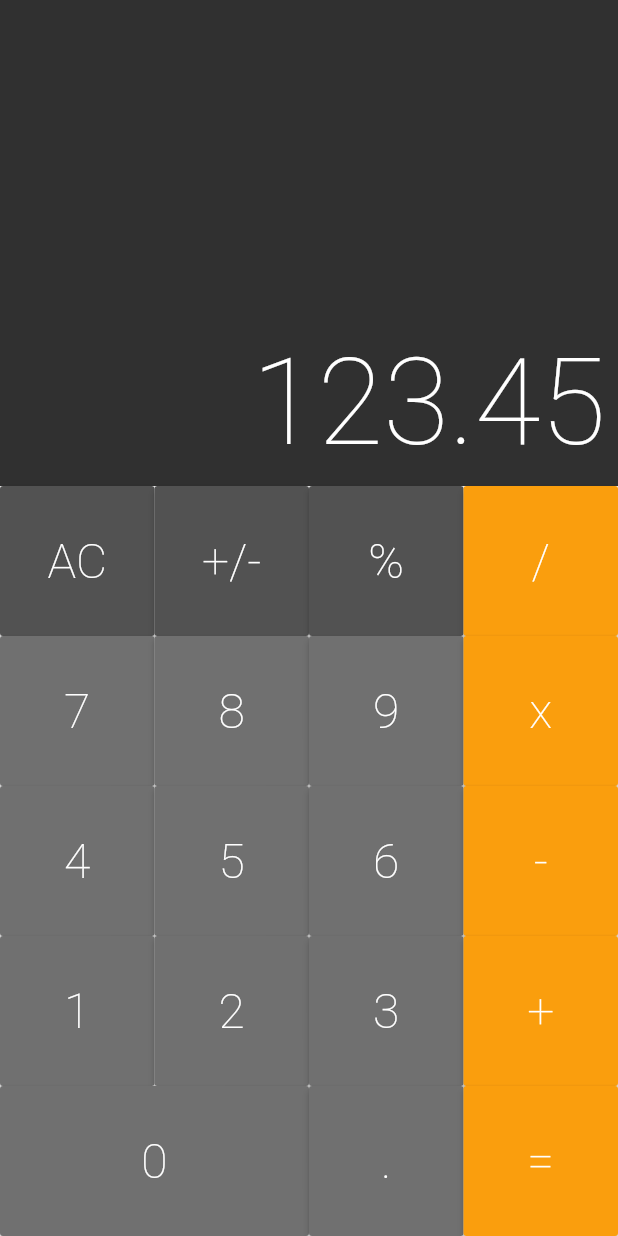
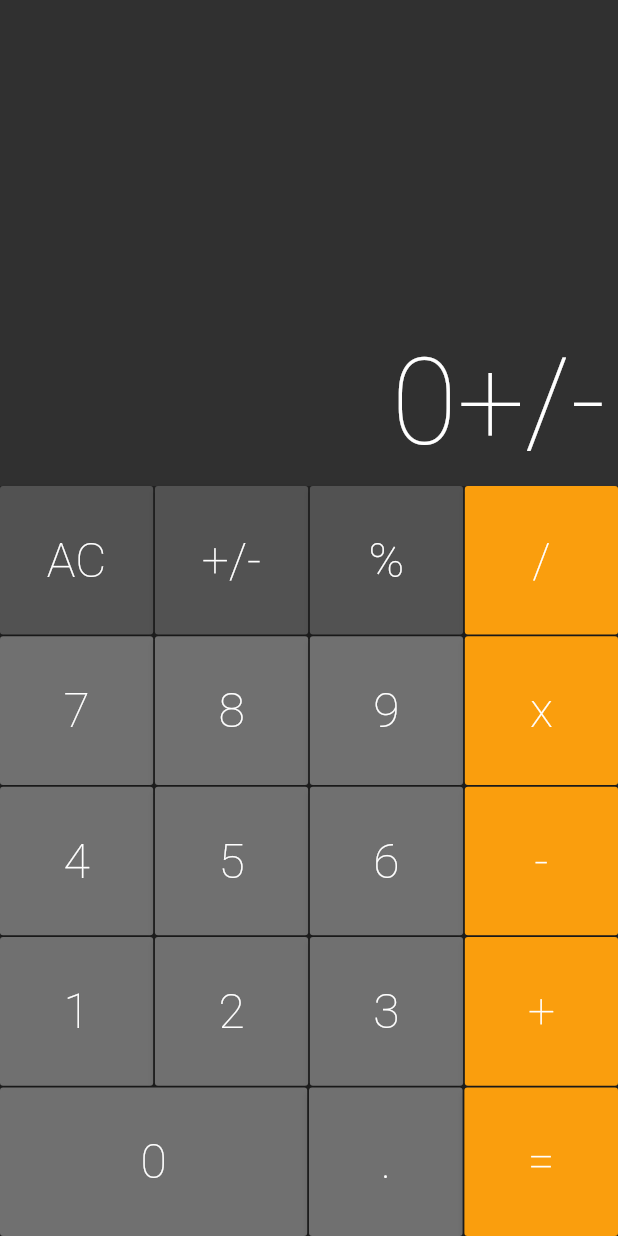
Before and after one commit to Guilherme-Farias/flutter-calculator, a Flutter app: the screen it shows after launch, after a tap on "+/-", on a phone screen of 412 x 824 dp. Run offline on Flutter 3.47's test engine with Material 2 defaults, Android fonts, the phone set to English and light mode, and no system bars; drawn by our look-alikes of auto_size_text.

Commit message:
Finished the UI

```diff
--- a/lib/components/button_row.dart
+++ b/lib/components/button_row.dart
@@ -10,7 +10,10 @@ class ButtonRow extends StatelessWidget {
       flex: 1,
       child: Row(
         crossAxisAlignment: CrossAxisAlignment.stretch,
-        children: buttons,
+        children: buttons.fold(<Widget>[], (list, b) {
+          list.isEmpty ? list.add(b) : list.addAll([SizedBox(width: 1.2), b]);
+          return list;
+        }),
       ),
     );
   }
--- a/lib/components/keyboard.dart
+++ b/lib/components/keyboard.dart
@@ -8,6 +8,7 @@ class Keyboard extends StatelessWidget {
   @override
   Widget build(BuildContext context) {
     return Container(
+      color: Colors.black87,
       height: 500,
       child: Column(
         children: [
@@ -19,6 +20,7 @@ class Keyboard extends StatelessWidget {
               Button.operation(text: '/', cb: cb),
             ],
           ),
+          SizedBox(height: 1.2),
           ButtonRow(
             [
               Button(text: '7', cb: cb),
@@ -27,6 +29,7 @@ class Keyboard extends StatelessWidget {
               Button.operation(text: 'x', cb: cb),
             ],
           ),
+          SizedBox(height: 1.2),
           ButtonRow(
             [
               Button(text: '4', cb: cb),
@@ -35,6 +38,7 @@ class Keyboard extends StatelessWidget {
               Button.operation(text: '-', cb: cb),
             ],
           ),
+          SizedBox(height: 1.2),
           ButtonRow(
             [
               Button(text: '1', cb: cb),
@@ -43,6 +47,7 @@ class Keyboard extends StatelessWidget {
               Button.operation(text: '+', cb: cb),
             ],
           ),
+          SizedBox(height: 1.2),
           ButtonRow(
             [
               Button.big(text: '0', cb: cb),
--- /dev/null
+++ b/lib/models/memory.dart
@@ -0,0 +1,20 @@
+class Memory {
+  String _value = '0';
+
+  String get value => _value;
+
+  void applyCommand(String command) {
+    // if (this._value == '0') {
+    //   this._value = command;
+    // }
+    if (command == 'AC') {
+      _allClear();
+    } else {
+      this._value += command;
+    }
+  }
+
+  _allClear() {
+    this._value = '0';
+  }
+}
--- a/lib/screens/calculator.dart
+++ b/lib/screens/calculator.dart
@@ -1,10 +1,19 @@
 import 'package:calculator/components/display.dart';
 import 'package:calculator/components/keyboard.dart';
+import 'package:calculator/models/memory.dart';
 import 'package:flutter/material.dart';
 
-class Calculator extends StatelessWidget {
-  _onPressed(String text) {
-    print(text);
+class Calculator extends StatefulWidget {
+  @override
+  _CalculatorState createState() => _CalculatorState();
+}
+
+class _CalculatorState extends State<Calculator> {
+  final Memory memory = Memory();
+  _onPressed(String command) {
+    setState(() {
+      memory.applyCommand(command);
+    });
   }
 
   @override
@@ -12,7 +21,7 @@ class Calculator extends StatelessWidget {
     return Scaffold(
       body: Column(
         children: <Widget>[
-          Display('123.45'),
+          Display(memory.value),
           Keyboard(_onPressed),
         ],
       ),
```
